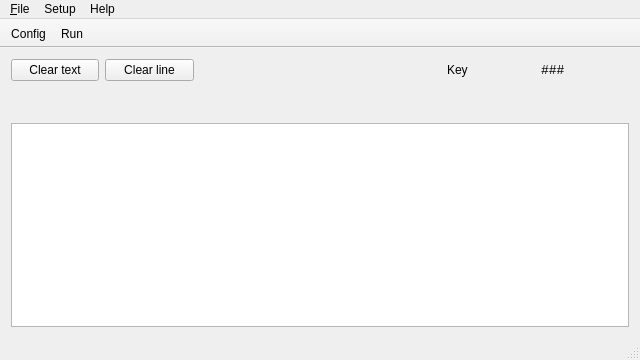
Old version of the form src/windows/mainwindow.ui in the repository sardylan/qcw.
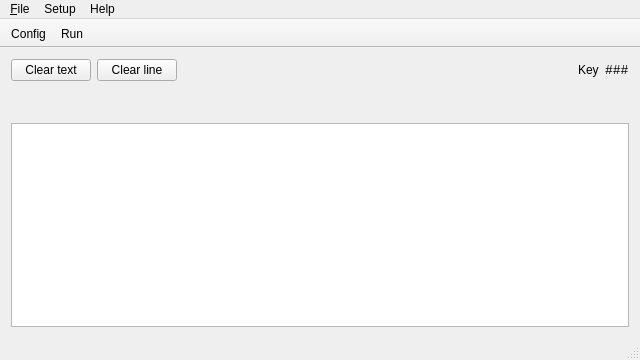
New version of the form. Icons and pictures are not drawn.

Commit message: UI main windows cleanup

Diff of the .ui file:
```diff
--- a/src/windows/mainwindow.ui
+++ b/src/windows/mainwindow.ui
@@ -24,7 +24,7 @@
     <normaloff>:/icons/icon.svg</normaloff>:/icons/icon.svg</iconset>
   </property>
   <widget class="QWidget" name="centralWidget">
-   <layout class="QGridLayout" name="gridLayout" columnstretch="0,0,0,0,0,0">
+   <layout class="QGridLayout" name="gridLayout" columnstretch="0,0,1,0,0">
     <item row="0" column="0">
      <widget class="QPushButton" name="clearTextButton">
       <property name="text">
@@ -32,14 +32,34 @@
       </property>
      </widget>
     </item>
-    <item row="0" column="4">
+    <item row="0" column="1">
+     <widget class="QPushButton" name="clearLineButton">
+      <property name="text">
+       <string>Clear line</string>
+      </property>
+     </widget>
+    </item>
+    <item row="0" column="2">
+     <spacer name="headerHorizontalSpacer">
+      <property name="orientation">
+       <enum>Qt::Horizontal</enum>
+      </property>
+      <property name="sizeHint" stdset="0">
+       <size>
+        <width>241</width>
+        <height>20</height>
+       </size>
+      </property>
+     </spacer>
+    </item>
+    <item row="0" column="3">
      <widget class="QLabel" name="keyLabel">
       <property name="text">
        <string>Key</string>
       </property>
      </widget>
     </item>
-    <item row="0" column="5">
+    <item row="0" column="4">
      <widget class="QLabel" name="keyStatus">
       <property name="font">
        <font>
@@ -54,27 +74,7 @@
       </property>
      </widget>
     </item>
-    <item row="0" column="2" colspan="2">
-     <spacer name="headerHorizontalSpacer">
-      <property name="orientation">
-       <enum>Qt::Horizontal</enum>
-      </property>
-      <property name="sizeHint" stdset="0">
-       <size>
-        <width>241</width>
-        <height>20</height>
-       </size>
-      </property>
-     </spacer>
-    </item>
-    <item row="0" column="1">
-     <widget class="QPushButton" name="clearLineButton">
-      <property name="text">
-       <string>Clear line</string>
-      </property>
-     </widget>
-    </item>
-    <item row="1" column="0" colspan="6">
+    <item row="1" column="0" colspan="5">
      <widget class="QStackedWidget" name="stackedWidget">
       <property name="minimumSize">
        <size>
@@ -93,7 +93,7 @@
       </property>
      </widget>
     </item>
-    <item row="2" column="0" colspan="6">
+    <item row="2" column="0" colspan="5">
      <widget class="QTextEdit" name="morseText">
       <property name="font">
        <font>
```
